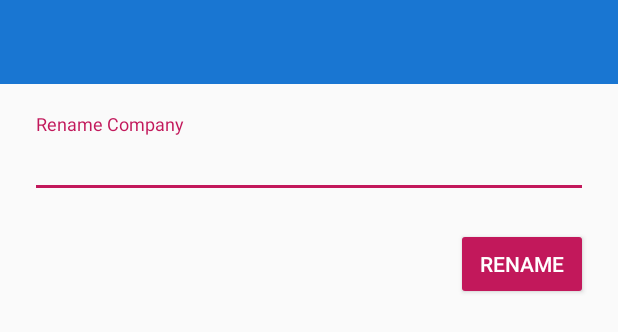
After one commit to bhanupreet/SSCapp, an Android app: the layout activity_rename_company.xml on its own in the app's theme, with its tools: preview values and no code run, on a phone screen of 412 x 824 dp. The commit adds this screen. Shown: the top 332 px of the screen. Run offline under Robolectric (Android 15) with nearby library versions, the phone set to English and light mode, and no system bars.

Commit message:
Rename functionality added while renaming the company to previous name, firebase database goes in a loop of constant updation. no clue why this is happening.

```diff
--- a/app/src/main/java/com/ssc/sscapp/AddPartNo.java
+++ b/app/src/main/java/com/ssc/sscapp/AddPartNo.java
@@ -86,7 +86,7 @@ public class AddPartNo extends AppCompatActivity {
                         @Override
                         public void onComplete(@NonNull Task<Void> task) {
                             if(task.isSuccessful()){
-                                Toast.makeText(getApplicationContext()  ,"part no added successfully",Toast.LENGTH_SHORT).show();
+                                Toast.makeText(AddPartNo.this ,"part no added successfully",Toast.LENGTH_SHORT).show();
                                 mprogressdialog.dismiss();
                                 Intent mainintent = new Intent(AddPartNo.this, CompanyActivity.class);
                                 mainintent.putExtra("Company name", companyname);
@@ -95,7 +95,7 @@ public class AddPartNo extends AppCompatActivity {
                             }
                             else
                             {
-                                Toast.makeText(getApplicationContext()  ,"an error occured while uploadig data",Toast.LENGTH_SHORT).show();
+                                Toast.makeText(AddPartNo.this  ,"an error occured while uploadig data",Toast.LENGTH_SHORT).show();
                                 mprogressdialog.dismiss();
                             }
 
--- a/app/src/main/java/com/ssc/sscapp/CompanyActivity.java
+++ b/app/src/main/java/com/ssc/sscapp/CompanyActivity.java
@@ -83,7 +83,7 @@ public class CompanyActivity extends AppCompatActivity {
         addbtn.setOnClickListener(new View.OnClickListener() {
             @Override
             public void onClick(View v) {
-                Intent AddIntent = new Intent(getApplicationContext(), AddPartNo.class);
+                Intent AddIntent = new Intent(CompanyActivity.this, AddPartNo.class);
                 AddIntent.putExtra("Company name",companyName);
                 startActivity(AddIntent);
             }
@@ -112,7 +112,7 @@ public class CompanyActivity extends AppCompatActivity {
 
             }
             else {
-                Toast.makeText(getApplicationContext(),"no parts found",Toast.LENGTH_SHORT).show();
+                Toast.makeText(CompanyActivity.this,"no parts found",Toast.LENGTH_SHORT).show();
                 mprogressdialog.dismiss();
 
             }
@@ -121,7 +121,7 @@ public class CompanyActivity extends AppCompatActivity {
         @Override
         public void onCancelled(DatabaseError databaseError) {
             mprogressdialog.dismiss();
-            Toast.makeText(getApplicationContext()  ,"an error occured while fetching data",Toast.LENGTH_SHORT).show();
+            Toast.makeText(CompanyActivity.this  ,"an error occured while fetching data",Toast.LENGTH_SHORT).show();
 
         }
     };
--- a/app/src/main/java/com/ssc/sscapp/MainActivity.java
+++ b/app/src/main/java/com/ssc/sscapp/MainActivity.java
@@ -30,7 +30,7 @@ public class MainActivity extends AppCompatActivity {
         catalogbtn.setOnClickListener(new View.OnClickListener() {
             @Override
             public void onClick(View v) {
-                Intent CatalogueIntent = new Intent(getApplicationContext(),CatalogueActivity.class);
+                Intent CatalogueIntent = new Intent(MainActivity.this,CatalogueActivity.class);
                 startActivity(CatalogueIntent);
             }
         });
@@ -38,7 +38,7 @@ public class MainActivity extends AppCompatActivity {
         aboutusbtn.setOnClickListener(new View.OnClickListener() {
             @Override
             public void onClick(View v) {
-                Intent CatalogueIntent = new Intent(getApplicationContext(),SearchActivity.class);
+                Intent CatalogueIntent = new Intent(MainActivity.this,SearchActivity.class);
                 startActivity(CatalogueIntent);
             }
         });
--- a/app/src/main/java/com/ssc/sscapp/PartNoDetails.java
+++ b/app/src/main/java/com/ssc/sscapp/PartNoDetails.java
@@ -70,7 +70,7 @@ public class PartNoDetails extends AppCompatActivity {
         maddbtn.setOnClickListener(new View.OnClickListener() {
             @Override
             public void onClick(View v) {
-                Intent addintent = new Intent(getApplicationContext(),addPartnoDetailsActivity.class);
+                Intent addintent = new Intent(PartNoDetails.this,addPartnoDetailsActivity.class);
                 addintent.putExtra("partnorefstring",partnorefsrtring);
                 addintent.putExtra("ssccoderefstring",ssccoderefstring);
                 addintent.putExtra("referencestring",referencestring);
--- a/app/src/main/java/com/ssc/sscapp/SplashActivity.java
+++ b/app/src/main/java/com/ssc/sscapp/SplashActivity.java
@@ -7,7 +7,7 @@ import android.os.Bundle;
 
 public class SplashActivity extends AppCompatActivity {
         // Splash screen timer
-        private static int SPLASH_TIME_OUT = 3000;
+        private static int SPLASH_TIME_OUT = 2000;
 
         @Override
         protected void onCreate(Bundle savedInstanceState) {
@@ -25,7 +25,7 @@ public class SplashActivity extends AppCompatActivity {
             public void run() {
                 // This method will be executed once the timer is over
                 // Start your app main activity
-                Intent i = new Intent(getApplicationContext(), MainActivity.class);
+                Intent i = new Intent(SplashActivity.this, MainActivity.class);
                 startActivity(i);
 
                 // close this activity
--- /dev/null
+++ b/app/src/main/res/layout/activity_rename_company.xml
@@ -0,0 +1,40 @@
+<?xml version="1.0" encoding="utf-8"?>
+<RelativeLayout xmlns:android="http://schemas.android.com/apk/res/android"
+    xmlns:app="http://schemas.android.com/apk/res-auto"
+    xmlns:tools="http://schemas.android.com/tools"
+    android:layout_width="match_parent"
+    android:layout_height="match_parent"
+    tools:context=".RenameCompanyActivity">
+    <include layout="@layout/appbar"
+        android:id="@+id/renameCompanyappbar"
+        android:layout_height="wrap_content"
+        android:layout_width="match_parent"></include>
+
+    <com.google.android.material.textfield.TextInputLayout
+        android:id="@+id/renameCompanyinput"
+        android:layout_width="match_parent"
+        android:layout_height="wrap_content"
+        android:layout_below="@+id/renameCompanyappbar"
+        android:layout_marginTop="20dp"
+        android:layout_marginLeft="20dp"
+        android:layout_marginRight="20dp"
+        android:hint="">
+
+        <com.google.android.material.textfield.TextInputEditText
+            android:layout_width="match_parent"
+            android:layout_height="wrap_content"
+            android:hint = "Rename Company" />
+    </com.google.android.material.textfield.TextInputLayout>
+
+    <Button
+        android:id="@+id/renameCompanybtn"
+        android:layout_width="wrap_content"
+        android:layout_height="wrap_content"
+        android:layout_below="@+id/renameCompanyinput"
+        android:layout_marginTop="20dp"
+        android:layout_alignParentRight="true"
+        android:layout_marginRight="20dp"
+        android:backgroundTint="@color/colorAccent"
+        android:text="Rename"
+        android:textColor="#ffffff" />
+</RelativeLayout>
```
Also changed, not shown: app/src/main/AndroidManifest.xml (+10 -3 lines), app/src/main/java/com/ssc/sscapp/AddCompActivity.java (+14 -3 lines), app/src/main/java/com/ssc/sscapp/CatalogueActivity.java (+17 -5 lines), app/src/main/java/com/ssc/sscapp/RenameCompanyActivity.java (added, +172 -0 lines), app/src/main/java/com/ssc/sscapp/SearchActivity.java (+1 -11 lines), app/src/main/java/com/ssc/sscapp/addPartnoDetailsActivity.java (+3 -4 lines), app/src/main/res/layout/activity_about_us.xml (+0 -14 lines).
